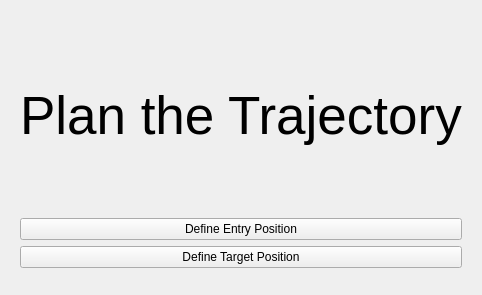
Before: the Qt Designer form Planning/Resources/UI/Planning.ui in NousNav/SlicerOpenNav, drawn with Qt 5.
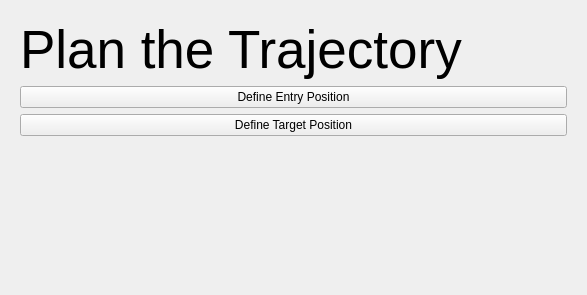
After: the same form once the commit is applied. The open tabs and pages were chosen to show the change. Custom widgets are drawn as their Qt base class.

Commit message: ENH: Make smoothing operation explicit to user

Patch:
```diff
--- a/Planning/Resources/UI/Planning.ui
+++ b/Planning/Resources/UI/Planning.ui
@@ -6,7 +6,7 @@
    <rect>
     <x>0</x>
     <y>0</y>
-    <width>457</width>
+    <width>587</width>
     <height>295</height>
    </rect>
   </property>
@@ -188,6 +188,12 @@
          <property name="orientation">
           <enum>Qt::Vertical</enum>
          </property>
+         <property name="sizeHint" stdset="0">
+          <size>
+           <width>0</width>
+           <height>0</height>
+          </size>
+         </property>
         </spacer>
        </item>
       </layout>
@@ -276,12 +282,6 @@
    <header>qSlicerWidget.h</header>
    <container>1</container>
   </customwidget>
-  <customwidget>
-   <class>ctkRangeSlider</class>
-   <extends>QSlider</extends>
-   <header>ctkRangeSlider.h</header>
-   <container>1</container>
-  </customwidget>
  </customwidgets>
  <resources/>
  <connections/>
```
Left out of the diff: 8 changed lines with no effect on the pictures.
